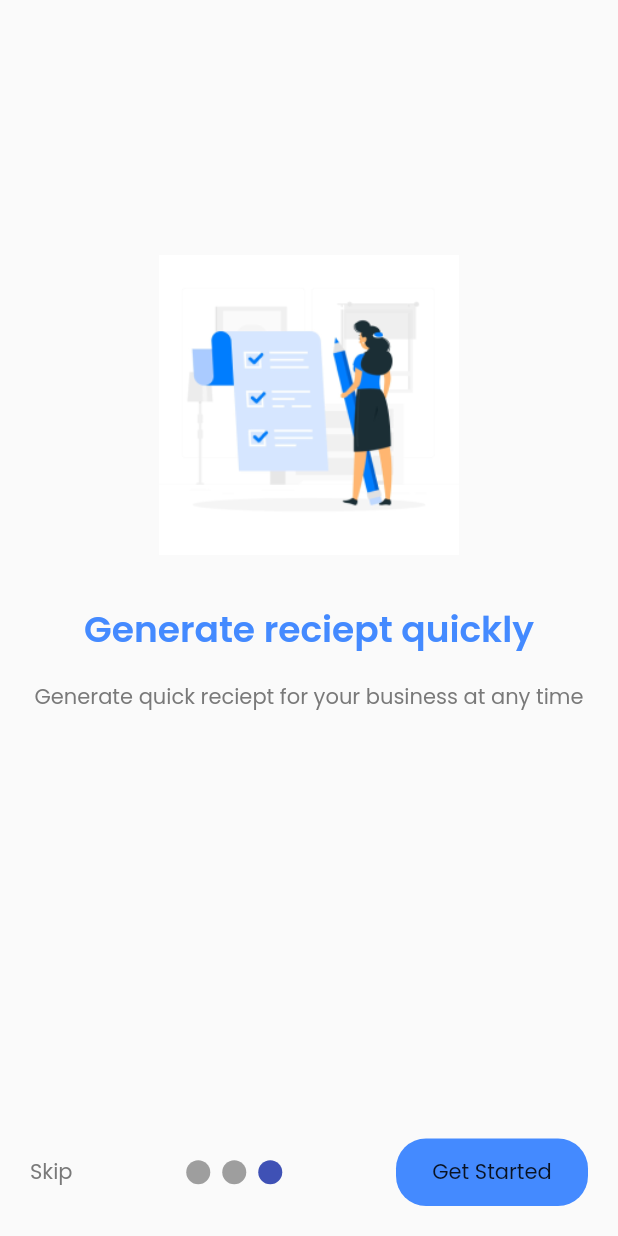
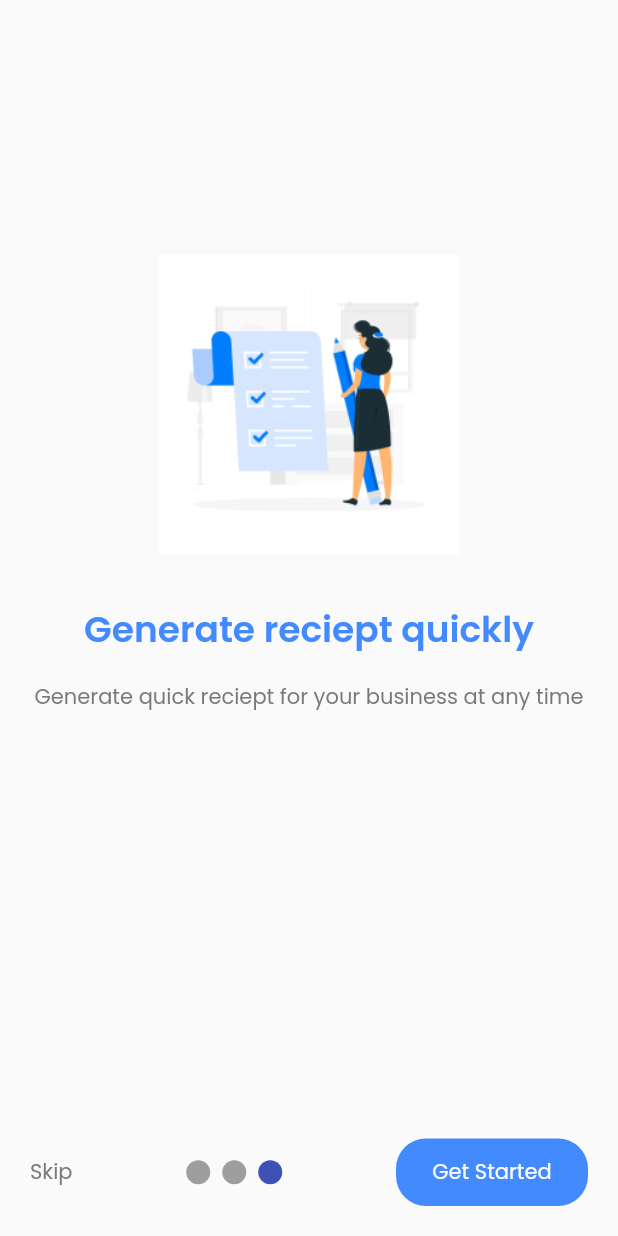
Before and after one commit to Precious153/digiinvoice, a Flutter app: the screen it shows after launch, swiped to page 3, on a phone screen of 412 x 824 dp. Run offline on Flutter 3.47's test engine with Material 2 defaults, Android fonts, the light colour scheme and no system bars; drawn by our look-alikes of smooth_page_indicator; our stand-ins replace google_fonts.

Commit message:
init commit

```diff
--- a/lib/screens/onboarding/onboarding.dart
+++ b/lib/screens/onboarding/onboarding.dart
@@ -14,7 +14,6 @@ class Onboarding extends StatefulWidget {
 
 class _OnboardingState extends State<Onboarding> {
   PageController _controller = PageController();
-  bool done = false;
   int selectedIndex = 0;
 
   @override
@@ -118,6 +117,9 @@ class _OnboardingState extends State<Onboarding> {
                                 widget: Center(
                                   child: MyText(
                                     title: 'Get Started',
+                                    size: textsize,
+                                    color: Colors.white,
+                                    weight: FontWeight.w400,
                                   ),
                                 ),
                               ),
```
